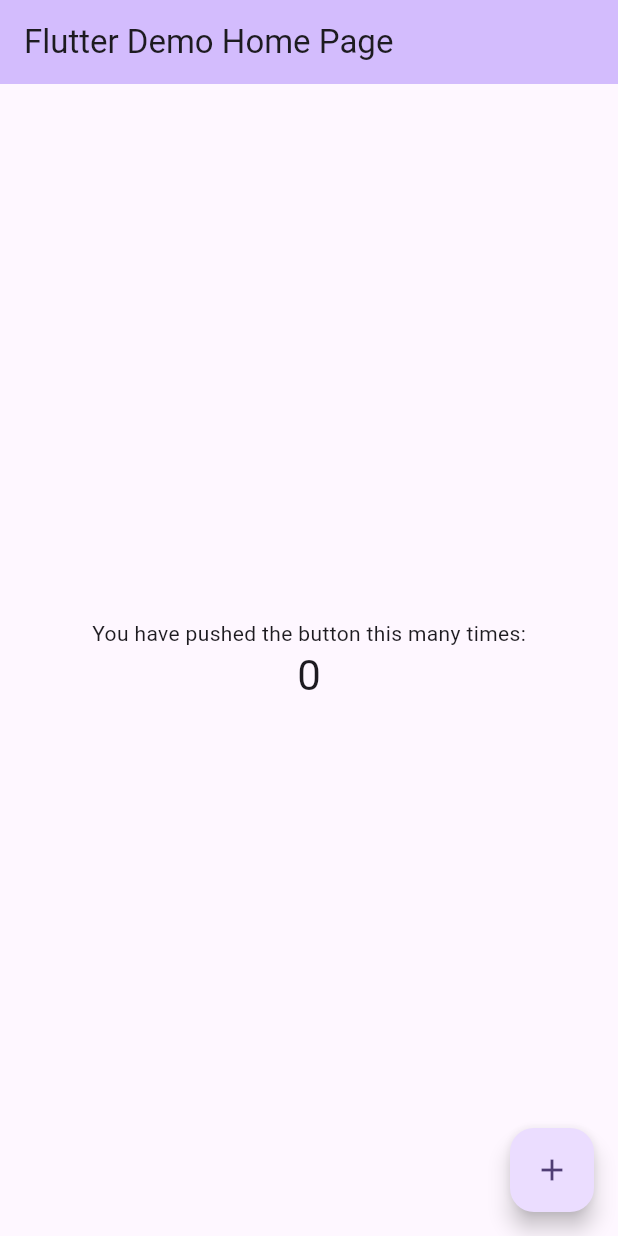
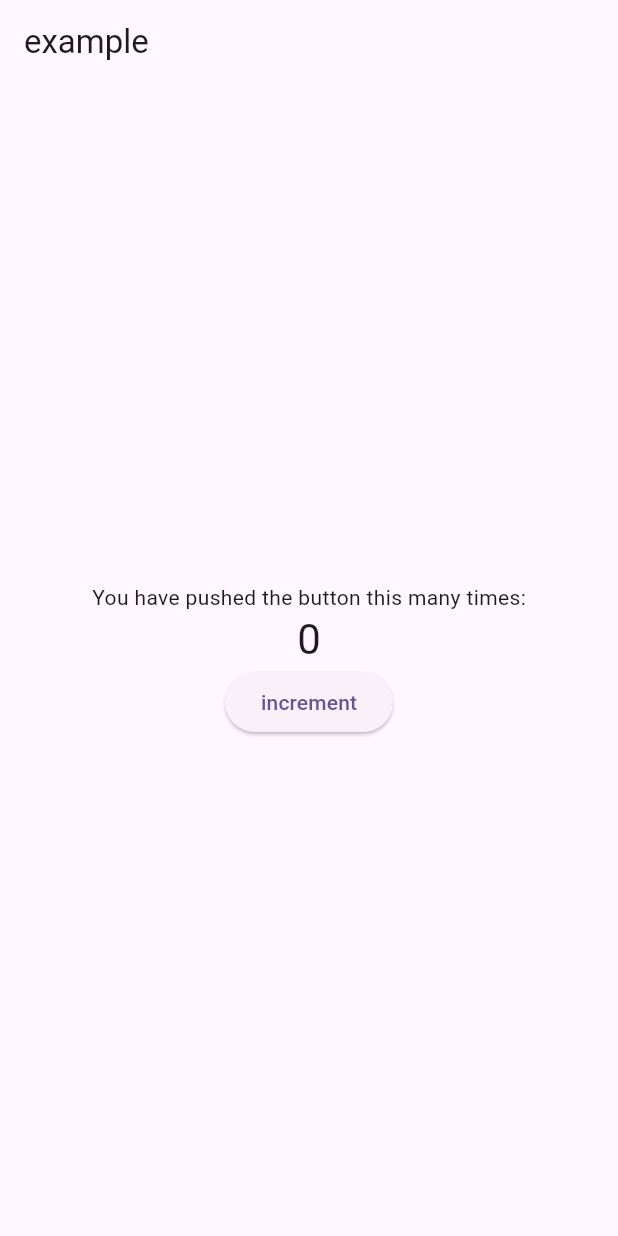
Before and after one commit to yuto90/engpush, a Flutter app: the screen it shows after launch, on a phone screen of 412 x 824 dp. Run offline on Flutter 3.47's test engine with Material 3 defaults, Android fonts, the phone set to English and light mode, and no system bars; our stand-ins replace flutter_riverpod, freezed_annotation.

```diff
--- a/lib/main.dart
+++ b/lib/main.dart
@@ -1,13 +1,14 @@
+import 'package:engpush/view/example.dart';
 import 'package:flutter/material.dart';
+import 'package:flutter_riverpod/flutter_riverpod.dart';
 
 void main() {
-  runApp(const MyApp());
+  runApp(const ProviderScope(child: MyApp()));
 }
 
 class MyApp extends StatelessWidget {
   const MyApp({super.key});
 
-  // This widget is the root of your application.
   @override
   Widget build(BuildContext context) {
     return MaterialApp(
@@ -16,54 +17,55 @@ class MyApp extends StatelessWidget {
         colorScheme: ColorScheme.fromSeed(seedColor: Colors.deepPurple),
         useMaterial3: true,
       ),
-      home: const MyHomePage(title: 'Flutter Demo Home Page'),
+      // home: const MyHomePage(title: 'Flutter Demo Home Page'),
+      home: const Example(),
     );
   }
 }
 
-class MyHomePage extends StatefulWidget {
-  const MyHomePage({super.key, required this.title});
-  final String title;
+// class MyHomePage extends StatefulWidget {
+//   const MyHomePage({super.key, required this.title});
+//   final String title;
 
-  @override
-  State<MyHomePage> createState() => _MyHomePageState();
-}
+//   @override
+//   State<MyHomePage> createState() => _MyHomePageState();
+// }
 
-class _MyHomePageState extends State<MyHomePage> {
-  int _counter = 0;
+// class _MyHomePageState extends State<MyHomePage> {
+//   int _counter = 0;
 
-  void _incrementCounter() {
-    setState(() {
-      _counter++;
-    });
-  }
+//   void _incrementCounter() {
+//     setState(() {
+//       _counter++;
+//     });
+//   }
 
-  @override
-  Widget build(BuildContext context) {
-    return Scaffold(
-      appBar: AppBar(
-        backgroundColor: Theme.of(context).colorScheme.inversePrimary,
-        title: Text(widget.title),
-      ),
-      body: Center(
-        child: Column(
-          mainAxisAlignment: MainAxisAlignment.center,
-          children: <Widget>[
-            const Text(
-              'You have pushed the button this many times:',
-            ),
-            Text(
-              '$_counter',
-              style: Theme.of(context).textTheme.headlineMedium,
-            ),
-          ],
-        ),
-      ),
-      floatingActionButton: FloatingActionButton(
-        onPressed: _incrementCounter,
-        tooltip: 'Increment',
-        child: const Icon(Icons.add),
-      ),
-    );
-  }
-}
+//   @override
+//   Widget build(BuildContext context) {
+//     return Scaffold(
+//       appBar: AppBar(
+//         backgroundColor: Theme.of(context).colorScheme.inversePrimary,
+//         title: Text(widget.title),
+//       ),
+//       body: Center(
+//         child: Column(
+//           mainAxisAlignment: MainAxisAlignment.center,
+//           children: <Widget>[
+//             const Text(
+//               'You have pushed the button this many times:',
+//             ),
+//             Text(
+//               '$_counter',
+//               style: Theme.of(context).textTheme.headlineMedium,
+//             ),
+//           ],
+//         ),
+//       ),
+//       floatingActionButton: FloatingActionButton(
+//         onPressed: _incrementCounter,
+//         tooltip: 'Increment',
+//         child: const Icon(Icons.add),
+//       ),
+//     );
+//   }
+// }
--- /dev/null
+++ b/lib/provider/counter_provider.dart
@@ -0,0 +1,41 @@
+import 'package:flutter_riverpod/flutter_riverpod.dart';
+import '../model/counter/counter_model.dart';
+
+// 登場人物
+// =============================================================
+// - Provider
+//   - stateを管理する箱みたいなやつ
+//   - イメージは透明な箱
+//   - ConsumerWidgetを継承したWidgetなら参照できるけど、アクセスしてデータの変更はできない
+// =============================================================
+// - Notifier
+//   - Provider内のstateに唯一アクセスできる存在
+//   - イメージはProviderの管理人
+// =============================================================
+// - ConsumerWidget
+//   - Provider内のstateを参照できるWidget
+// =============================================================
+
+// Providerを定義
+// 管理するstateによってProviderの種類を使い分ける
+// Notifierって奴だけアクセスができる
+final counterProvider =
+    // StateNotifierProvider = 外部から変更可能な状態と、状態操作メソッドをセットで提供するProvider
+    // このProviderで扱うデータとNotifierを一緒に指定
+    // ここではfreezedで作成したカウントを管理するモデルを指定
+    StateNotifierProvider.autoDispose<CounterNotifier, Counter>(
+        (ref) => CounterNotifier());
+
+// Notifierを定義
+class CounterNotifier extends StateNotifier<Counter> {
+  // stateの初期データを定義
+  // Counterクラスはcountがrequiredなので引数に入れる
+  CounterNotifier() : super(const Counter(count: 0));
+
+  void incrementCounter() {
+    // Provider管理しているデータにはstateでアクセスできる
+    // copyWithを使うとイミュータブルオブジェクトのコピーを作成できる
+    // モデルはfreezedによってイミュータブルになっていて中身の変更は不可にっているので、変更する場合は新しいモデルオブジェクトを作成して上書きする
+    state = state.copyWith(count: state.count + 1);
+  }
+}
--- /dev/null
+++ b/lib/view/example.dart
@@ -0,0 +1,48 @@
+import 'package:engpush/provider/counter_provider.dart';
+import 'package:flutter/material.dart';
+import 'package:flutter_riverpod/flutter_riverpod.dart';
+
+// ProviderにアクセスできるConsumerWidgetを継承
+class Example extends ConsumerWidget {
+  const Example({super.key});
+
+  @override
+  // ConsumerWidgetを継承すると引数にrefが渡ってくる
+  // refを通じて任意のProviderを参照できる
+  Widget build(BuildContext context, WidgetRef ref) {
+    // Notifierを通じてcounterProvider内部のメソッドにアクセスできる
+    final notifier = ref.read(counterProvider.notifier);
+    // counterProvider内部で管理してるstateを監視
+    // 変更があった場合は検知して利用箇所だけ再描画する
+    final counter = ref.watch(counterProvider);
+
+    return Scaffold(
+      appBar: AppBar(
+        title: const Text('example'),
+      ),
+      body: Center(
+        child: Column(
+          mainAxisAlignment: MainAxisAlignment.center,
+          children: <Widget>[
+            const Text(
+              'You have pushed the button this many times:',
+            ),
+            Text(
+              // stateを取得
+              // stateに変更があった場合は自動で変更される
+              '${counter.count}',
+              style: Theme.of(context).textTheme.headlineMedium,
+            ),
+            ElevatedButton(
+              onPressed: () {
+                // Provider内のメソッドを実行
+                notifier.incrementCounter();
+              },
+              child: const Text('increment'),
+            ),
+          ],
+        ),
+      ),
+    );
+  }
+}
--- a/pubspec.yaml
+++ b/pubspec.yaml
@@ -47,6 +47,7 @@ dev_dependencies:
   build_runner: ^2.4.8
   riverpod_generator:
   freezed: ^2.4.7
+  json_serializable: ^6.7.1
 
   # The "flutter_lints" package below contains a set of recommended lints to
   # encourage good coding practices. The lint set provided by the package is
```
Also changed, not shown: lib/const.dart (added, +13 -0 lines), lib/model/counter/counter_model.dart (added, +19 -0 lines), lib/model/counter/counter_model.freezed.dart (added), lib/model/counter/counter_model.g.dart (added), pubspec.lock.
